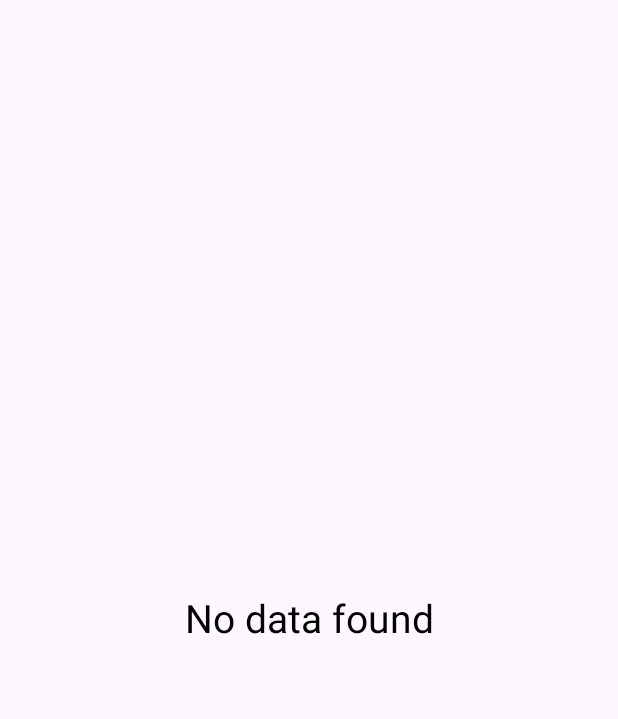
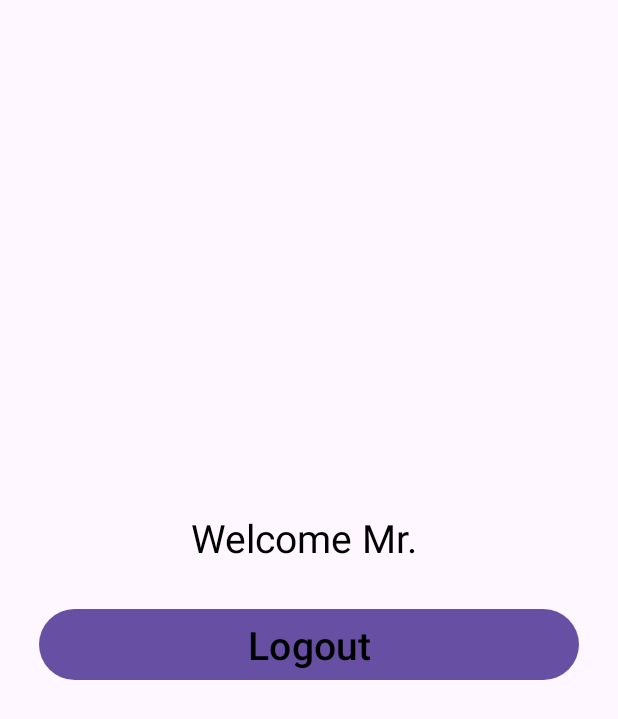
Before and after one commit to UsamaHaf/BSSE_SS1, an Android app: the HomePageActivity screen opened directly, with no data from a screen before it, on a phone screen of 412 x 824 dp. Shown: the top 719 px of the screen. Run offline under Robolectric (Android 15) with nearby library versions, the phone set to English and light mode, and no system bars.

Commit message:
Shared Preferences

```diff
--- a/app/src/main/java/com/usama/uos/bssess1/HomePageActivity.kt
+++ b/app/src/main/java/com/usama/uos/bssess1/HomePageActivity.kt
@@ -1,30 +1,49 @@
 package com.usama.uos.bssess1
 
+import android.content.Intent
 import android.os.Bundle
+import android.widget.Button
 import android.widget.TextView
+import android.widget.Toast
 import androidx.appcompat.app.AppCompatActivity
+import com.usama.uos.bssess1.SharedPref.MySharedPreferences
 
 class HomePageActivity : AppCompatActivity() {
 
-   lateinit var txtWelcomeText:TextView
+   lateinit var txtWelcomeText: TextView
+   lateinit var btnLogoutUser: Button
+   lateinit var sharedPreferences: MySharedPreferences
 
    override fun onCreate(savedInstanceState: Bundle?) {
       super.onCreate(savedInstanceState)
       setContentView(R.layout.activity_home_page)
 
+      sharedPreferences = MySharedPreferences(this@HomePageActivity)
+
       txtWelcomeText = findViewById(R.id.txtWelcomeText)
+      btnLogoutUser = findViewById(R.id.btnLogoutUser)
+      txtWelcomeText.text = "Welcome Mr. ${sharedPreferences.getEmail("UserEmail")}"
 
-      val receivedData = intent.getStringExtra("TestData")
+      btnLogoutUser.setOnClickListener {
 
-      if(receivedData != null){
-         txtWelcomeText.text = "Welcome Mr. $receivedData"
+         sharedPreferences.saveIsLoggedIn("UserLoginStatus","False")
 
-      }else{
-         txtWelcomeText.text = "No data found"
+         Toast.makeText(this , "Logout Successfully" , Toast.LENGTH_SHORT).show()
+         startActivity(Intent(this@HomePageActivity , LoginActivity::class.java))
 
       }
 
 
 
+
+      /*  val receivedData = intent.getStringExtra("TestData")
+    if(receivedData != null){
+
+      }else{
+         txtWelcomeText.text = "No data found"
+
+      }*/
+
+
    }
 }
--- /dev/null
+++ b/app/src/main/java/com/usama/uos/bssess1/SharedPref/MySharedPreferences.kt
@@ -0,0 +1,35 @@
+package com.usama.uos.bssess1.SharedPref
+
+import android.content.Context
+import android.content.SharedPreferences
+
+class MySharedPreferences(context:Context) {
+
+   private val sharedPreferences:SharedPreferences = context.getSharedPreferences("SS1Pref" , Context.MODE_PRIVATE)
+
+   fun saveEmail(key:String , value:String){
+      val editor = sharedPreferences.edit()
+      editor.putString(key,value)
+      editor.apply()
+   }
+
+   fun getEmail(key:String):String? {
+      return  sharedPreferences.getString(key , "")
+   }
+
+   fun saveIsLoggedIn(key:String , value: String){
+      val editor = sharedPreferences.edit()
+      editor.putString(key , value)
+      editor.apply()
+   }
+
+
+   fun getIsLoggedIn(key:String):String? {
+      return  sharedPreferences.getString(key , "")
+   }
+
+
+
+
+
+}
--- a/app/src/main/res/layout/activity_calculator.xml
+++ b/app/src/main/res/layout/activity_calculator.xml
@@ -16,6 +16,7 @@
         android:text="@string/calculator"
         android:textSize="26sp"
         android:textStyle="bold" />
+
 
     <EditText
         android:inputType="number"
--- a/app/src/main/res/layout/activity_home_page.xml
+++ b/app/src/main/res/layout/activity_home_page.xml
@@ -4,6 +4,9 @@
     android:id="@+id/main"
     android:layout_width="match_parent"
     android:layout_height="match_parent"
+    android:layout_gravity="center"
+    android:gravity="center"
+    android:orientation="vertical"
     tools:context=".HomePageActivity">
 
     <TextView
@@ -16,4 +19,15 @@
         android:textColor="@color/black"
         android:textSize="26sp" />
 
+    <Button
+        android:id="@+id/btnLogoutUser"
+        android:layout_width="match_parent"
+        android:layout_height="wrap_content"
+        android:layout_gravity="center"
+        android:layout_margin="26dp"
+        android:gravity="center"
+        android:text="Logout"
+        android:textColor="@color/black"
+        android:textSize="26sp" />
+
 </LinearLayout>
--- a/app/src/main/res/layout/activity_login.xml
+++ b/app/src/main/res/layout/activity_login.xml
@@ -11,6 +11,7 @@
         android:id="@+id/mainTextLogin"
         android:layout_width="match_parent"
         android:layout_height="wrap_content"
+        android:layout_margin="12dp"
         android:text="Login Activity"
         android:textSize="36sp" />
 
@@ -19,6 +20,7 @@
         android:layout_width="match_parent"
         android:layout_height="wrap_content"
         android:layout_below="@id/mainTextLogin"
+        android:layout_margin="12dp"
         android:hint="Email Address" />
 
     <EditText
@@ -26,12 +28,15 @@
         android:layout_width="match_parent"
         android:layout_height="wrap_content"
         android:layout_below="@id/loginEmail"
+        android:layout_margin="12dp"
         android:hint="Password" />
 
     <Button
+        android:id="@+id/btnLoginUser"
         android:layout_width="match_parent"
         android:layout_height="wrap_content"
         android:layout_centerInParent="true"
+        android:layout_margin="12dp"
         android:layout_marginBottom="20dp"
         android:backgroundTint="@color/blue"
         android:text="Login" />
```
Also changed, not shown: app/src/main/java/com/usama/uos/bssess1/LoginActivity.kt (+37 -0 lines), app/src/main/java/com/usama/uos/bssess1/SplashScreenActivity.kt (+13 -1 lines).
